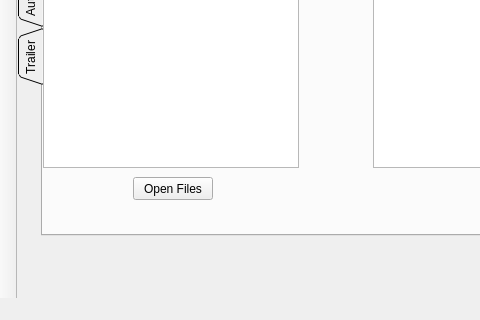
Before: the Qt Designer form mainwindow.ui in Vegan6/File-Renamer, drawn with Qt 5; both pictures show x 0 to 480 and y 155 to 475 of the 877 by 475 pixel window.
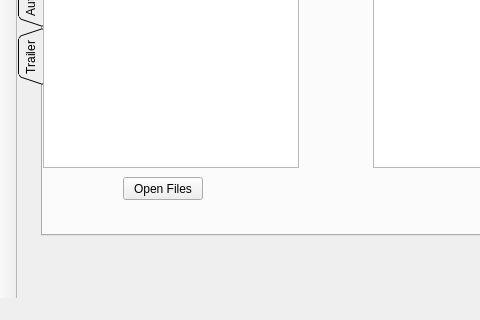
After: the same form once the commit is applied.

```diff
--- a/mainwindow.ui
+++ b/mainwindow.ui
@@ -81,7 +81,7 @@
      <widget class="QPushButton" name="btnOpenFiles">
       <property name="geometry">
        <rect>
-        <x>90</x>
+        <x>80</x>
         <y>330</y>
         <width>80</width>
         <height>23</height>
```
